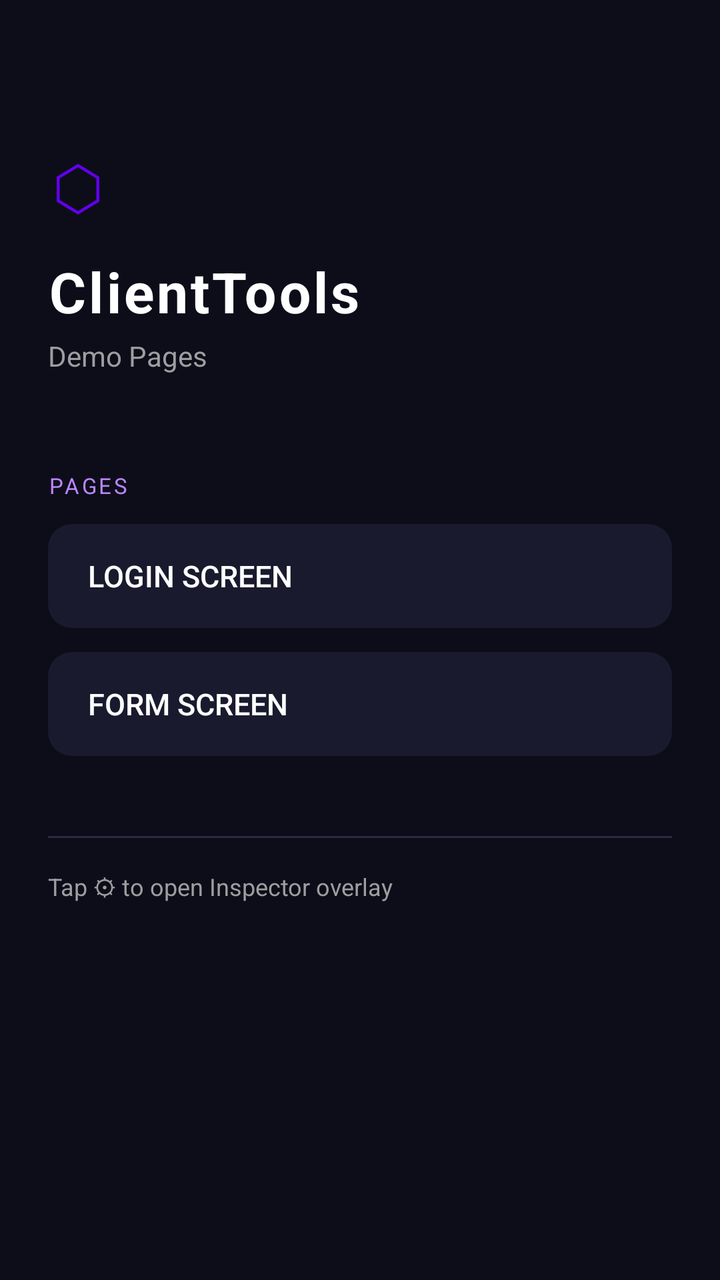
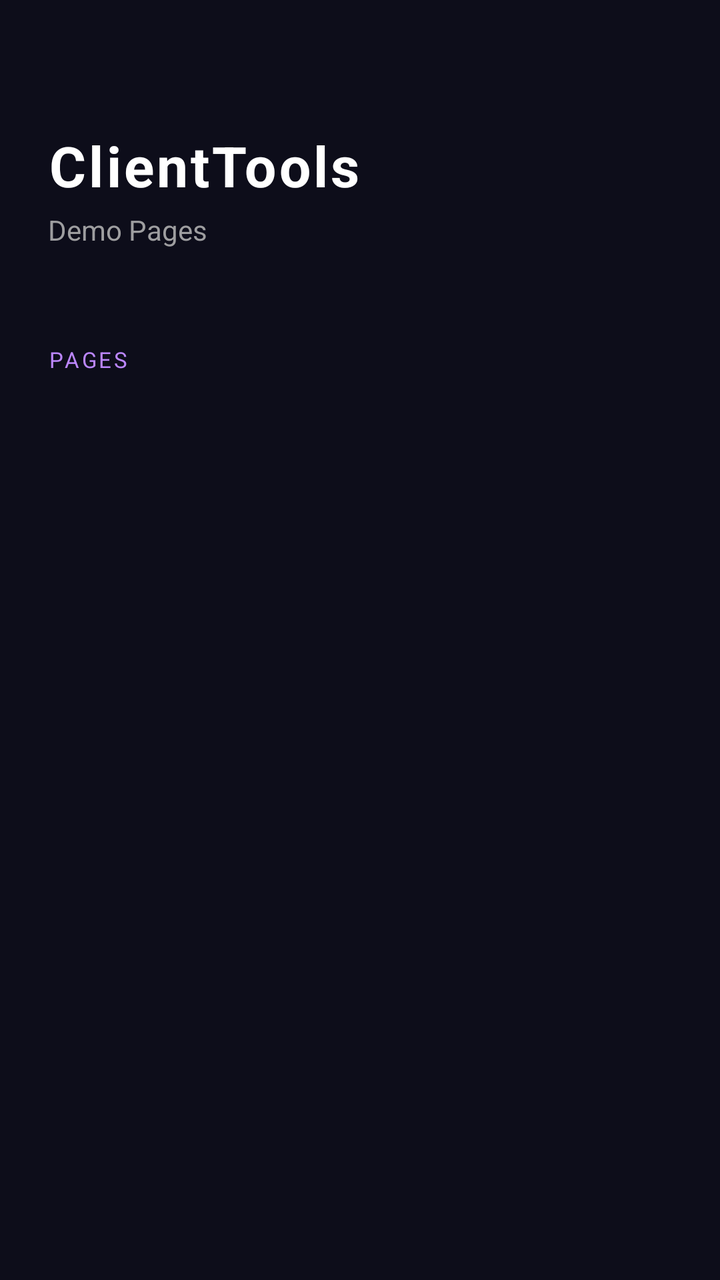

Compare the two renders of this Android layout. The source of the first and the diff that turns it into the second are given below.
<!-- AndroidManifest.xml: application theme AppTheme -->
<!-- res/layout/activity_main.xml -->
<?xml version="1.0" encoding="utf-8"?>
<LinearLayout xmlns:android="http://schemas.android.com/apk/res/android"
    android:id="@+id/button_container"
    android:layout_width="match_parent"
    android:layout_height="match_parent"
    android:orientation="vertical"
    android:background="@color/bg_dark"
    android:paddingStart="24dp"
    android:paddingEnd="24dp"
    android:paddingTop="64dp"
    android:paddingBottom="32dp">

    
    <TextView
        android:layout_width="wrap_content"
        android:layout_height="wrap_content"
        android:text="⬡"
        android:textColor="@color/primary"
        android:textSize="40sp"
        android:layout_marginBottom="8dp" />

    <TextView
        android:layout_width="wrap_content"
        android:layout_height="wrap_content"
        android:text="ClientTools"
        android:textColor="@color/text_primary"
        android:textSize="28sp"
        android:textStyle="bold"
        android:letterSpacing="0.05" />

    <TextView
        android:layout_width="wrap_content"
        android:layout_height="wrap_content"
        android:text="Demo Pages"
        android:textColor="@color/text_secondary"
        android:textSize="14sp"
        android:layout_marginTop="4dp"
        android:layout_marginBottom="48dp" />

    
    <TextView
        android:layout_width="wrap_content"
        android:layout_height="wrap_content"
        android:text="PAGES"
        android:textColor="@color/primary_light"
        android:textSize="11sp"
        android:letterSpacing="0.12"
        android:layout_marginBottom="12dp" />

    <Button
        android:id="@+id/login_button"
        android:layout_width="match_parent"
        android:layout_height="52dp"
        android:layout_marginBottom="12dp"
        android:background="@drawable/bg_card"
        android:text="Login Screen"
        android:textColor="@color/text_primary"
        android:textSize="15sp"
        android:gravity="start|center_vertical"
        android:paddingStart="20dp"
        android:stateListAnimator="@null" />

    <Button
        android:id="@+id/form_button"
        android:layout_width="match_parent"
        android:layout_height="52dp"
        android:background="@drawable/bg_card"
        android:text="Form Screen"
        android:textColor="@color/text_primary"
        android:textSize="15sp"
        android:gravity="start|center_vertical"
        android:paddingStart="20dp"
        android:stateListAnimator="@null" />

    <View
        android:layout_width="match_parent"
        android:layout_height="1dp"
        android:layout_marginTop="40dp"
        android:layout_marginBottom="16dp"
        android:background="@color/divider" />

    <TextView
        android:layout_width="wrap_content"
        android:layout_height="wrap_content"
        android:text="Tap ⚙ to open Inspector overlay"
        android:textColor="@color/text_secondary"
        android:textSize="12sp" />

</LinearLayout>
<!-- resources referenced by this layout -->
<resources>
  <color name="bg_dark">#0D0D1A</color>
  <color name="divider">#2A2A40</color>
  <color name="primary">#6200EE</color>
  <color name="primary_light">#BB86FC</color>
  <color name="text_primary">#FFFFFF</color>
  <color name="text_secondary">#9E9EA0</color>
  <!-- drawable bg_card (drawable) -->
  <?xml version="1.0" encoding="utf-8"?>
  <shape xmlns:android="http://schemas.android.com/apk/res/android">
      <solid android:color="#1A1A2E" />
      <corners android:radius="12dp" />
  </shape>
  <style name="AppTheme" parent="Theme.AppCompat.Light.DarkActionBar">
          <item name="colorPrimary">@color/primary</item>
          <item name="colorPrimaryDark">@color/primary_dark</item>
          <item name="colorAccent">@color/accent</item>
      </style>
  <color name="primary_dark">#3700B3</color>
  <color name="accent">#03DAC6</color>
</resources>

<!-- the commit's change to res/layout/activity_main.xml (unified diff, before → after) -->
@@ -1,6 +1,6 @@
 <?xml version="1.0" encoding="utf-8"?>
 <LinearLayout xmlns:android="http://schemas.android.com/apk/res/android"
-    android:id="@+id/button_container"
+    android:id="@+id/main_root"
     android:layout_width="match_parent"
     android:layout_height="match_parent"
     android:orientation="vertical"
@@ -10,16 +10,8 @@
     android:paddingTop="64dp"
     android:paddingBottom="32dp">
 
-    
     <TextView
-        android:layout_width="wrap_content"
-        android:layout_height="wrap_content"
-        android:text="⬡"
-        android:textColor="@color/primary"
-        android:textSize="40sp"
-        android:layout_marginBottom="8dp" />
-
-    <TextView
+        android:id="@+id/main_title"
         android:layout_width="wrap_content"
         android:layout_height="wrap_content"
         android:text="ClientTools"
@@ -29,6 +21,7 @@
         android:letterSpacing="0.05" />
 
     <TextView
+        android:id="@+id/main_subtitle"
         android:layout_width="wrap_content"
         android:layout_height="wrap_content"
         android:text="Demo Pages"
@@ -37,8 +30,8 @@
         android:layout_marginTop="4dp"
         android:layout_marginBottom="48dp" />
 
-    
     <TextView
+        android:id="@+id/main_section_label"
         android:layout_width="wrap_content"
         android:layout_height="wrap_content"
         android:text="PAGES"
@@ -47,43 +40,10 @@
         android:letterSpacing="0.12"
         android:layout_marginBottom="12dp" />
 
-    <Button
-        android:id="@+id/login_button"
+    <androidx.recyclerview.widget.RecyclerView
+        android:id="@+id/main_page_list"
         android:layout_width="match_parent"
-        android:layout_height="52dp"
-        android:layout_marginBottom="12dp"
-        android:background="@drawable/bg_card"
-        android:text="Login Screen"
-        android:textColor="@color/text_primary"
-        android:textSize="15sp"
-        android:gravity="start|center_vertical"
-        android:paddingStart="20dp"
-        android:stateListAnimator="@null" />
-
-    <Button
-        android:id="@+id/form_button"
-        android:layout_width="match_parent"
-        android:layout_height="52dp"
-        android:background="@drawable/bg_card"
-        android:text="Form Screen"
-        android:textColor="@color/text_primary"
-        android:textSize="15sp"
-        android:gravity="start|center_vertical"
-        android:paddingStart="20dp"
-        android:stateListAnimator="@null" />
-
-    <View
-        android:layout_width="match_parent"
-        android:layout_height="1dp"
-        android:layout_marginTop="40dp"
-        android:layout_marginBottom="16dp"
-        android:background="@color/divider" />
-
-    <TextView
-        android:layout_width="wrap_content"
-        android:layout_height="wrap_content"
-        android:text="Tap ⚙ to open Inspector overlay"
-        android:textColor="@color/text_secondary"
-        android:textSize="12sp" />
+        android:layout_height="0dp"
+        android:layout_weight="1" />
 
 </LinearLayout>
<!-- resource entries referenced after the edit -->
@@ -1,21 +1,15 @@
 <!-- resources referenced by this layout -->
 <resources>
   <color name="bg_dark">#0D0D1A</color>
-  <color name="divider">#2A2A40</color>
   <color name="primary">#6200EE</color>
   <color name="primary_light">#BB86FC</color>
   <color name="text_primary">#FFFFFF</color>
   <color name="text_secondary">#9E9EA0</color>
-  <!-- drawable bg_card (drawable) -->
-  <?xml version="1.0" encoding="utf-8"?>
-  <shape xmlns:android="http://schemas.android.com/apk/res/android">
-      <solid android:color="#1A1A2E" />
-      <corners android:radius="12dp" />
-  </shape>
-  <style name="AppTheme" parent="Theme.AppCompat.Light.DarkActionBar">
+  <style name="AppTheme" parent="Theme.AppCompat.NoActionBar">
           <item name="colorPrimary">@color/primary</item>
           <item name="colorPrimaryDark">@color/primary_dark</item>
           <item name="colorAccent">@color/accent</item>
+          <item name="android:windowBackground">@color/bg_dark</item>
       </style>
   <color name="primary_dark">#3700B3</color>
   <color name="accent">#03DAC6</color>
